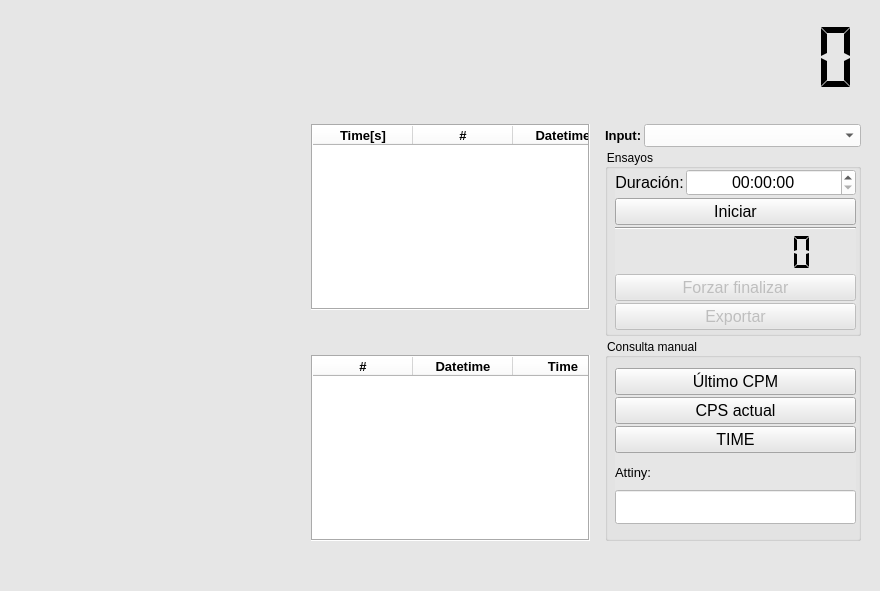
Qt form appv3/Qt/ui_test_attiny.ui (nvargas24/PocketCube) before a commit.
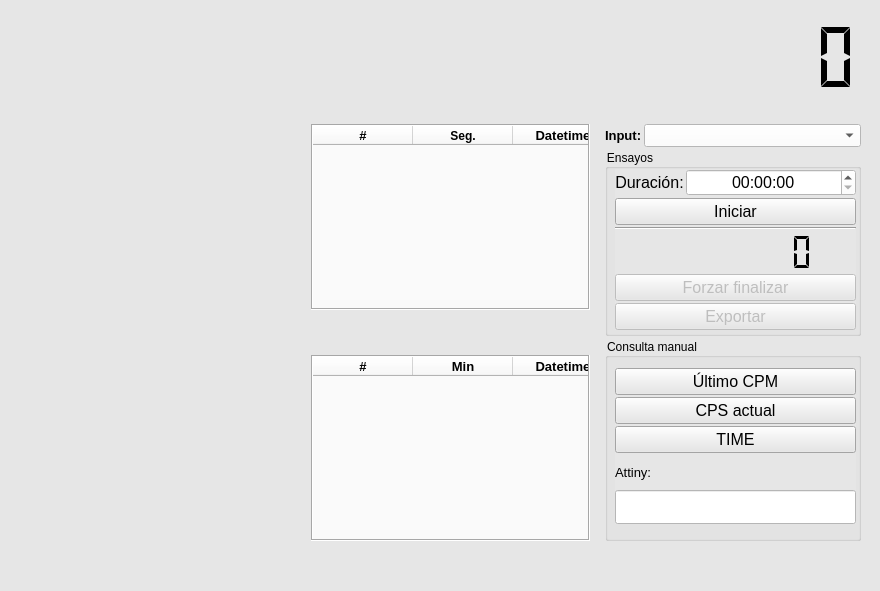
The same form after that commit. Icons and pictures are not drawn.

Commit message: update: labels de graficos matplotlib

```diff
--- a/appv3/Qt/ui_test_attiny.ui
+++ b/appv3/Qt/ui_test_attiny.ui
@@ -182,7 +182,7 @@
                   </font>
                  </property>
                  <property name="styleSheet">
-                  <string notr="true">background-color: rgb(255, 255, 255);</string>
+                  <string notr="true">background-color: rgb(250, 250, 250);</string>
                  </property>
                  <property name="frameShape">
                   <enum>QFrame::Shape::Box</enum>
@@ -247,24 +247,6 @@
                  <attribute name="verticalHeaderStretchLastSection">
                   <bool>false</bool>
                  </attribute>
-                 <column>
-                  <property name="text">
-                   <string>Time[s]</string>
-                  </property>
-                  <property name="font">
-                   <font>
-                    <pointsize>10</pointsize>
-                    <bold>true</bold>
-                   </font>
-                  </property>
-                  <property name="background">
-                   <color>
-                    <red>255</red>
-                    <green>255</green>
-                    <blue>255</blue>
-                   </color>
-                  </property>
-                 </column>
                  <column>
                   <property name="text">
                    <string>#</string>
@@ -276,6 +258,16 @@
                    </font>
                   </property>
                  </column>
+                 <column>
+                  <property name="text">
+                   <string>Seg.</string>
+                  </property>
+                  <property name="font">
+                   <font>
+                    <bold>true</bold>
+                   </font>
+                  </property>
+                 </column>
                  <column>
                   <property name="text">
                    <string>Datetime</string>
@@ -289,7 +281,7 @@
                  </column>
                  <column>
                   <property name="text">
-                   <string>CMP</string>
+                   <string>CPS</string>
                   </property>
                   <property name="font">
                    <font>
@@ -328,7 +320,7 @@
                 </font>
                </property>
                <property name="styleSheet">
-                <string notr="true">background-color: rgb(255, 255, 255);</string>
+                <string notr="true">background-color: rgb(250, 250, 250);</string>
                </property>
                <property name="frameShape">
                 <enum>QFrame::Shape::Box</enum>
@@ -398,6 +390,17 @@
                  </font>
                 </property>
                </column>
+               <column>
+                <property name="text">
+                 <string>Min</string>
+                </property>
+                <property name="font">
+                 <font>
+                  <pointsize>10</pointsize>
+                  <bold>true</bold>
+                 </font>
+                </property>
+               </column>
                <column>
                 <property name="text">
                  <string>Datetime</string>
@@ -411,18 +414,7 @@
                </column>
                <column>
                 <property name="text">
-                 <string>Time</string>
-                </property>
-                <property name="font">
-                 <font>
-                  <pointsize>10</pointsize>
-                  <bold>true</bold>
-                 </font>
-                </property>
-               </column>
-               <column>
-                <property name="text">
-                 <string>CPS</string>
+                 <string>CPM</string>
                 </property>
                 <property name="font">
                  <font>
```
The commit also changes 2 other files.
